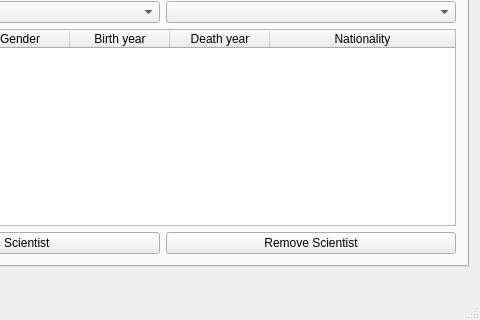
Old version of the form mainwindow.ui in the repository audurara/vika_3; both pictures show x 155 to 635 and y 92 to 412 of the 635 by 412 pixel window.
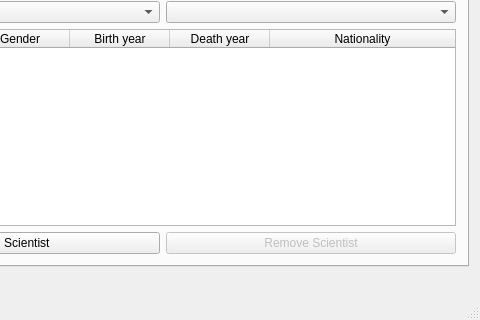
New version of the form.

```diff
--- a/mainwindow.ui
+++ b/mainwindow.ui
@@ -93,7 +93,10 @@
            </widget>
           </item>
           <item>
-           <widget class="QPushButton" name="pushButton_2">
+           <widget class="QPushButton" name="button_delete_scientist">
+            <property name="enabled">
+             <bool>false</bool>
+            </property>
             <property name="text">
              <string>Remove Scientist</string>
             </property>
```
Left out of the diff: 2 changed lines with no effect on the pictures.
